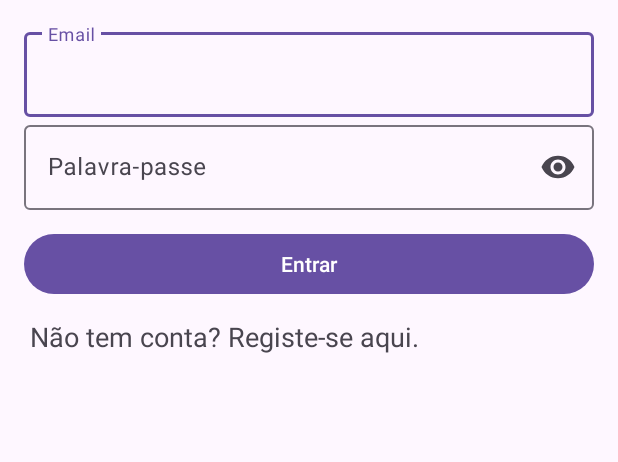
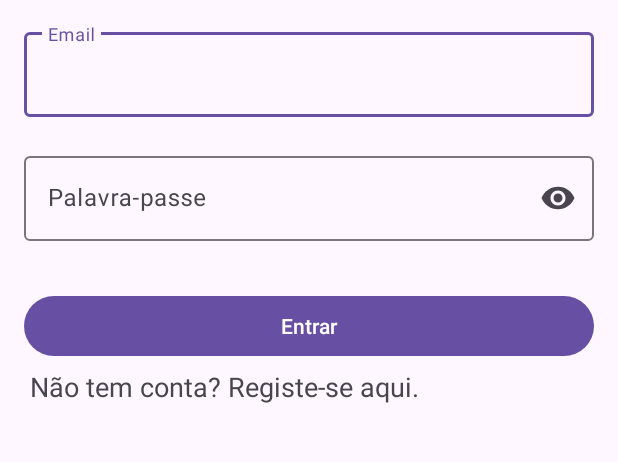
Before and after one commit to dgraca/Blog-Dam-App, an Android app: the screen it shows after launch (AuthActivity), after a tap on "Entrar", on a phone screen of 412 x 824 dp, the part 84-546 px from its top. Run offline under Robolectric (Android 15) with nearby library versions, the phone set to English and light mode, and no system bars.

Commit message:
Generic Error response and Auth error handling

```diff
--- a/app/src/main/java/com/danielgraca/blog_dam_app/model/response/UserEditErrorResponse.kt
+++ b/app/src/main/java/com/danielgraca/blog_dam_app/model/response/ErrorResponse.kt
@@ -2,6 +2,7 @@ package com.danielgraca.blog_dam_app.model.response
 
 import com.google.gson.annotations.SerializedName
 
-class UserEditErrorResponse (
+class ErrorResponse (
+    @SerializedName("message") val message: String?,
     @SerializedName("errors") val errors: Map<String, List<String>>
 )
--- a/app/src/main/java/com/danielgraca/blog_dam_app/ui/activity/AuthActivity.kt
+++ b/app/src/main/java/com/danielgraca/blog_dam_app/ui/activity/AuthActivity.kt
@@ -3,17 +3,21 @@ package com.danielgraca.blog_dam_app.ui.activity
 import android.content.Intent
 import androidx.appcompat.app.AppCompatActivity
 import android.os.Bundle
+import android.util.Log
 import android.view.View
+import android.widget.TextView
 import com.danielgraca.blog_dam_app.R
 import com.danielgraca.blog_dam_app.model.data.LoginData
 import com.danielgraca.blog_dam_app.model.response.AuthResponse
 import com.danielgraca.blog_dam_app.model.data.RegisterData
+import com.danielgraca.blog_dam_app.model.response.ErrorResponse
 import com.danielgraca.blog_dam_app.retrofit.RetrofitInitializer
 import com.danielgraca.blog_dam_app.utils.SharedPreferencesUtils
 import com.google.android.material.appbar.MaterialToolbar
 import com.google.android.material.button.MaterialButton
 import com.google.android.material.textfield.TextInputLayout
 import com.google.android.material.textview.MaterialTextView
+import com.google.gson.Gson
 import retrofit2.Call
 import retrofit2.Callback
 import retrofit2.Response
@@ -21,17 +25,14 @@ import retrofit2.Response
 class AuthActivity : AppCompatActivity() {
 
     // UI elements
-    private lateinit var btnAction: MaterialButton;
-    private lateinit var tilName: TextInputLayout;
-    private lateinit var tilEmail: TextInputLayout;
-    private lateinit var tilPassword: TextInputLayout;
-    private lateinit var tilConfirmPassword: TextInputLayout;
-    private lateinit var mtvToggleMode: MaterialTextView;
-    private lateinit var mtvErrorMessage: MaterialTextView;
-    private lateinit var mtvNameError: MaterialTextView;
-    private lateinit var mtvEmailError: MaterialTextView;
-    private lateinit var mtvPasswordError: MaterialTextView;
-    private lateinit var sharedPreferences: SharedPreferencesUtils;
+    private lateinit var btnAction: MaterialButton
+    private lateinit var tilName: TextInputLayout
+    private lateinit var tilEmail: TextInputLayout
+    private lateinit var tilPassword: TextInputLayout
+    private lateinit var tilConfirmPassword: TextInputLayout
+    private lateinit var tvAuthError: TextView
+    private lateinit var mtvToggleMode: MaterialTextView
+    private lateinit var sharedPreferences: SharedPreferencesUtils
 
     /**
      * Called when the activity is starting
@@ -46,11 +47,8 @@ class AuthActivity : AppCompatActivity() {
         tilEmail = findViewById(R.id.tilEmail)
         tilPassword = findViewById(R.id.tilPassword)
         tilConfirmPassword = findViewById(R.id.tilConfirmPassword)
+        tvAuthError = findViewById(R.id.tvAuthError)
         mtvToggleMode = findViewById(R.id.mtvToggleMode)
-        mtvErrorMessage = findViewById(R.id.mtvErrorMessage)
-        mtvNameError = findViewById(R.id.mtvNameError)
-        mtvEmailError = findViewById(R.id.mtvEmailError)
-        mtvPasswordError = findViewById(R.id.mtvPasswordError)
 
 
         // Set click listeners
@@ -82,6 +80,9 @@ class AuthActivity : AppCompatActivity() {
      * Toggle between login and registration UI
      */
     private fun toggleMode() {
+        // clear errors
+        clearErrors()
+
         if (isLoginMode()) {
             // Switch to registration mode
             tilName.visibility = View.VISIBLE
@@ -106,23 +107,10 @@ class AuthActivity : AppCompatActivity() {
         startActivity(Intent(this, MainActivity::class.java))
     }
 
-    private fun errorMessage(msg: String, code: Int = 0) {
-        mtvErrorMessage.text = msg
-        mtvErrorMessage.visibility = if (code == 1) View.VISIBLE else View.GONE
-    }
-
     /**
      * Perform login action
      */
     private fun login() {
-        // clear error messages
-        mtvNameError.visibility = View.GONE
-        mtvEmailError.visibility = View.GONE
-        mtvPasswordError.visibility = View.GONE
-
-        // clear error message
-        errorMessage("")
-
         // Create Login object
         val data = LoginData(
             tilEmail.editText?.text.toString(),
@@ -144,38 +132,80 @@ class AuthActivity : AppCompatActivity() {
                         goToMainActivity()
                     }
 
-                    // Check if there is a message and display it
-                    userAuth?.message?.let { message ->
-                        errorMessage(message, 1)
-                    }
+                    return
+                }
 
-                    // Check if there are errors and display them
-                    userAuth?.errors?.let { errors ->
-                        handleErrors(errors)
-                    }
-                } else {
-                    errorMessage("Error: ${response.code()}", 1)
+                // unauthorized or unprocessable content
+                if (response.code() == 401 || response.code() == 422) {
+                    /** Request is invalid, handle errors **/
+                    // get error body
+                    val errorBody = response.errorBody()?.string()
+                    // parse error body to UserEditErrorResponse
+                    val errorResponse = Gson().fromJson(errorBody, ErrorResponse::class.java)
+
+                    // handle errors
+                    handleErrors(errorResponse)
                 }
             }
 
             override fun onFailure(call: Call<AuthResponse?>, t: Throwable) {
-                errorMessage("Critical error: ${t.cause}", 1)
+                //
             }
         })
+    }
+
+    /**
+     * Handle update errors
+     */
+    private fun handleErrors(errorBody: ErrorResponse) {
+        // check if there is a message error
+        if (errorBody.message != null) {
+            tvAuthError.visibility = View.VISIBLE
+            tvAuthError.text = errorBody.message
+        }
+
+        if (errorBody.errors != null) {
+            // loop through errors
+            for ((key, value) in errorBody.errors) {
+                // check if key is name
+                if (key == "name") {
+                    // loop through name errors and append errors to error message
+                    for (error in value) {
+                        tilName.error = error
+                    }
+                }
+
+                // check if key is email
+                if (key == "email") {
+                    // loop through email errors and append errors to error message
+                    for (error in value) {
+                        tilEmail.error = error
+                    }
+                }
+
+                // check if key is password
+                if (key == "password") {
+                    // loop through password errors and append errors to error message
+                    for (error in value) {
+                        tilPassword.error = error
+                    }
+                }
+
+                // check if key is password_confirmation
+                if (key == "password") {
+                    // loop through password errors and append errors to error message
+                    for (error in value) {
+                        tilConfirmPassword.error = error
+                    }
+                }
+            }
+        }
     }
 
     /**
      * Perform register action
      */
     private fun register() {
-        // clear error messages
-        mtvNameError.visibility = View.GONE
-        mtvEmailError.visibility = View.GONE
-        mtvPasswordError.visibility = View.GONE
-
-        // clear error message
-        errorMessage("")
-
         // Create Login object
         val data = RegisterData(
             name = tilName.editText?.text.toString(),
@@ -199,45 +229,38 @@ class AuthActivity : AppCompatActivity() {
                         goToMainActivity()
                     }
 
-                    // Check if there is a message and display it
-                    userAuth?.message?.let { message ->
-                        errorMessage(message, 1)
-                    }
+                    return
+                }
 
-                    // Check if there are errors and display them
-                    userAuth?.errors?.let { errors ->
-                        handleErrors(errors)
-                    }
-                } else {
-                    errorMessage("Error: ${response.code()}", 1)
+                // unauthorized or unprocessable content
+                if (response.code() == 401 || response.code() == 422) {
+                    // Request is invalid, handle errors
+                    // get error body
+                    val errorBody = response.errorBody()?.string()
+                    // parse error body to UserEditErrorResponse
+                    val errorResponse = Gson().fromJson(errorBody, ErrorResponse::class.java)
+
+                    // handle errors
+                    handleErrors(errorResponse)
                 }
             }
 
             override fun onFailure(call: Call<AuthResponse?>, t: Throwable) {
-                errorMessage("Critical error: ${t.cause}", 1)
+                //
             }
         })
     }
 
     /**
-     * Handle auth request errors
+     * Clear errors
      */
-    private fun handleErrors(errors: Map<String, List<String>>) {
-        errors.forEach { (field, errorList) ->
-            if (field == "name") {
-                mtvNameError.text = errorList[0]
-                mtvNameError.visibility = View.VISIBLE
-            } else if (field == "email") {
-                mtvEmailError.text = errorList[0]
-                mtvEmailError.visibility = View.VISIBLE
-            } else if (field == "password") {
-                mtvPasswordError.text = errorList[0]
-                mtvPasswordError.visibility = View.VISIBLE
-            }
-            errorList.forEach { error ->
-                println("  Error: $error")
-            }
-        }
+    private fun clearErrors() {
+        tilName.error = null
+        tilEmail.error = null
+        tilPassword.error = null
+        tilConfirmPassword.error = null
+        tvAuthError.visibility = View.GONE
+        tvAuthError.text = null
     }
 
     /**
@@ -253,11 +276,12 @@ class AuthActivity : AppCompatActivity() {
      * Perform login or registration action based on UI state
      */
     private fun performAction() {
+        // clear errors
+        clearErrors()
+
         if (isLoginMode()) {
             login()
         } else {
-            // make sure there is no token in shared preferences
-            sharedPreferences.clear("TOKEN")
             register()
         }
     }
--- a/app/src/main/java/com/danielgraca/blog_dam_app/ui/activity/MainActivity.kt
+++ b/app/src/main/java/com/danielgraca/blog_dam_app/ui/activity/MainActivity.kt
@@ -11,7 +11,6 @@ import androidx.core.view.GravityCompat
 import androidx.drawerlayout.widget.DrawerLayout
 import androidx.fragment.app.Fragment
 import com.danielgraca.blog_dam_app.R
-import com.danielgraca.blog_dam_app.model.data.UserEditData
 import com.danielgraca.blog_dam_app.model.response.UserEditResponse
 import com.danielgraca.blog_dam_app.retrofit.RetrofitInitializer
 import com.danielgraca.blog_dam_app.ui.fragment.AboutMeFragment
@@ -33,7 +32,7 @@ import retrofit2.Response
 class MainActivity : AppCompatActivity(), NavigationView.OnNavigationItemSelectedListener {
 
     private lateinit var drawerLayout: DrawerLayout
-    private lateinit var sharedPreferences: SharedPreferencesUtils;
+    private lateinit var sharedPreferences: SharedPreferencesUtils
 
     /**
      * Called when the activity is starting
--- a/app/src/main/java/com/danielgraca/blog_dam_app/ui/fragment/UserFragment.kt
+++ b/app/src/main/java/com/danielgraca/blog_dam_app/ui/fragment/UserFragment.kt
@@ -9,7 +9,7 @@ import android.view.View
 import android.view.ViewGroup
 import com.danielgraca.blog_dam_app.R
 import com.danielgraca.blog_dam_app.model.data.UserEditData
-import com.danielgraca.blog_dam_app.model.response.UserEditErrorResponse
+import com.danielgraca.blog_dam_app.model.response.ErrorResponse
 import com.danielgraca.blog_dam_app.model.response.UserEditResponse
 import com.danielgraca.blog_dam_app.retrofit.RetrofitInitializer
 import com.danielgraca.blog_dam_app.ui.activity.AuthActivity
@@ -161,7 +161,6 @@ class UserFragment : Fragment() {
 
         call?.enqueue(object : Callback<UserEditResponse?> {
             override fun onResponse(call: Call<UserEditResponse?>, response: Response<UserEditResponse?>) {
-                Log.d("RESPONSE", response.body().toString())
                 if (response.isSuccessful) {
                     // set edit_username with name from response
                     tilEditUserName.editText?.setText(response.body()!!.name)
@@ -177,7 +176,7 @@ class UserFragment : Fragment() {
                     // get error body
                     val errorBody = response.errorBody()?.string()
                     // parse error body to UserEditErrorResponse
-                    val errorResponse = Gson().fromJson(errorBody, UserEditErrorResponse::class.java)
+                    val errorResponse = Gson().fromJson(errorBody, ErrorResponse::class.java)
                     // handle errors
                     handleUpdateErrors(errorResponse.errors)
                 }
--- a/app/src/main/res/layout/activity_auth.xml
+++ b/app/src/main/res/layout/activity_auth.xml
@@ -27,7 +27,8 @@
             android:layout_width="match_parent"
             android:layout_height="wrap_content"
             android:hint="@string/name"
-            android:visibility="gone">
+            android:visibility="gone"
+            app:errorEnabled="true">
 
             <com.google.android.material.textfield.TextInputEditText
                 android:layout_width="match_parent"
@@ -36,23 +37,13 @@
 
         </com.google.android.material.textfield.TextInputLayout>
 
-        <!--   Name error message     -->
-        <com.google.android.material.textview.MaterialTextView
-            android:id="@+id/mtvNameError"
-            android:layout_width="wrap_content"
-            android:layout_height="wrap_content"
-            android:layout_marginTop="10dp"
-            android:text=""
-            android:textColor="#ef4444"
-            android:textStyle="italic"
-            android:visibility="gone" />
-
         <!--   Email     -->
         <com.google.android.material.textfield.TextInputLayout
             android:id="@+id/tilEmail"
             android:layout_width="match_parent"
             android:layout_height="wrap_content"
-            android:hint="@string/email">
+            android:hint="@string/email"
+            app:errorEnabled="true">
 
             <com.google.android.material.textfield.TextInputEditText
                 android:layout_width="match_parent"
@@ -62,24 +53,14 @@
 
         </com.google.android.material.textfield.TextInputLayout>
 
-        <!--   Email error message     -->
-        <com.google.android.material.textview.MaterialTextView
-            android:id="@+id/mtvEmailError"
-            android:layout_width="wrap_content"
-            android:layout_height="wrap_content"
-            android:layout_marginTop="10dp"
-            android:text=""
-            android:textColor="#ef4444"
-            android:textStyle="italic"
-            android:visibility="gone" />
-
         <!--   Password     -->
         <com.google.android.material.textfield.TextInputLayout
             android:id="@+id/tilPassword"
             android:layout_width="match_parent"
             android:layout_height="wrap_content"
             android:hint="@string/password"
-            app:endIconMode="password_toggle">
+            app:endIconMode="password_toggle"
+            app:errorEnabled="true">
 
             <com.google.android.material.textfield.TextInputEditText
                 android:layout_width="match_parent"
@@ -89,17 +70,6 @@
 
         </com.google.android.material.textfield.TextInputLayout>
 
-        <!--   Password error message     -->
-        <com.google.android.material.textview.MaterialTextView
-            android:id="@+id/mtvPasswordError"
-            android:layout_width="wrap_content"
-            android:layout_height="wrap_content"
-            android:layout_marginTop="10dp"
-            android:text=""
-            android:textColor="#ef4444"
-            android:textStyle="italic"
-            android:visibility="gone" />
-
         <!--   Confirm Password     -->
         <com.google.android.material.textfield.TextInputLayout
             android:id="@+id/tilConfirmPassword"
@@ -107,7 +77,8 @@
             android:layout_height="wrap_content"
             android:hint="@string/password"
             app:endIconMode="password_toggle"
-            android:visibility="gone">
+            android:visibility="gone"
+            app:errorEnabled="true">
 
             <com.google.android.material.textfield.TextInputEditText
                 android:layout_width="match_parent"
@@ -123,8 +94,16 @@
             android:layout_width="match_parent"
             android:layout_height="wrap_content"
             android:text="@string/login"
-            android:layout_marginTop="12dp"
-            android:layout_marginBottom="8dp" />
+            android:layout_marginTop="12dp" />
+
+        <TextView
+            android:id="@+id/tvAuthError"
+            android:layout_width="match_parent"
+            android:layout_height="wrap_content"
+            android:textColor="#F44336"
+            android:textSize="16sp"
+            android:layout_marginBottom="8dp"
+            android:visibility="gone" />
 
         <!--   Toggle mode (login/register)     -->
         <com.google.android.material.textview.MaterialTextView
@@ -134,15 +113,6 @@
             android:text="@string/switch_to_register"
             android:textSize="18sp"
             android:padding="4dp"/>
+    </androidx.appcompat.widget.LinearLayoutCompat>
 
-        <!--   Generic Error message     -->
-        <com.google.android.material.textview.MaterialTextView
-            android:id="@+id/mtvErrorMessage"
-            android:layout_width="wrap_content"
-            android:layout_height="wrap_content"
-            android:layout_marginTop="10dp"
-            android:textColor="#ef4444"
-            android:textStyle="italic"
-            android:visibility="gone" />
-    </androidx.appcompat.widget.LinearLayoutCompat>
 </androidx.appcompat.widget.LinearLayoutCompat>
```
